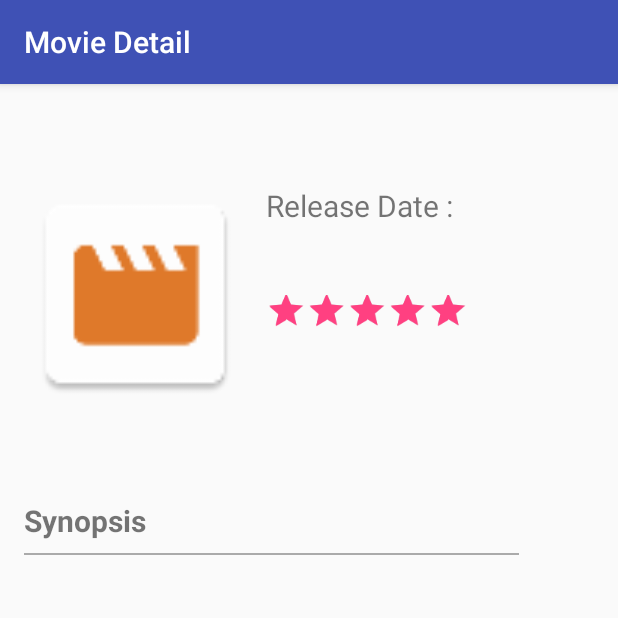
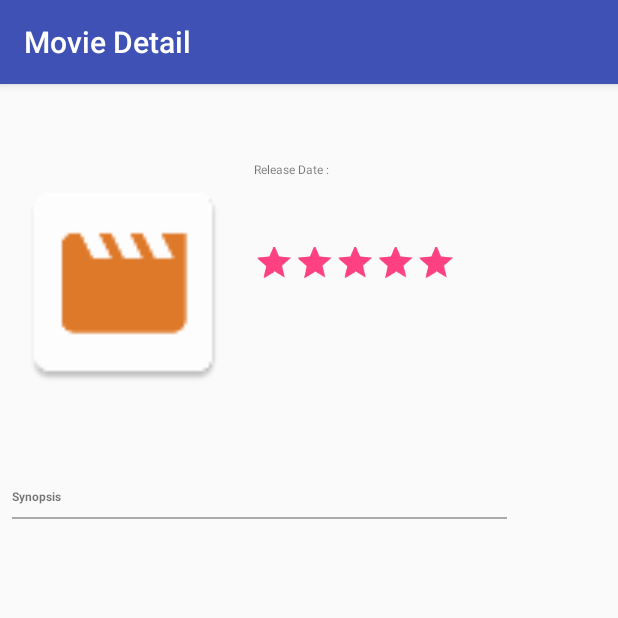
Before and after one commit to zenaufa/Popular-Movie-Phase-1, an Android app: the DetailActivity screen opened directly, with no data from a screen before it, on a phone screen of 412 x 824 dp, the top half of it. Run offline under Robolectric (Android 15) with nearby library versions, the light colour scheme and no system bars; our stand-ins replace Picasso; pictures from the network do not load.

Commit message:
Using dimens on detail activity

```diff
--- a/app/src/main/res/layout/activity_detail.xml
+++ b/app/src/main/res/layout/activity_detail.xml
@@ -1,4 +1,11 @@
 <?xml version="1.0" encoding="utf-8"?>
+
+<ScrollView xmlns:tools="http://schemas.android.com/tools"
+    android:id="@+id/scrollView"
+    android:layout_width="match_parent"
+    android:layout_height="match_parent"
+    android:fillViewport="true"
+    xmlns:android="http://schemas.android.com/apk/res/android">
 
     <android.support.constraint.ConstraintLayout
     xmlns:android="http://schemas.android.com/apk/res/android"
@@ -8,16 +15,17 @@
     android:id="@+id/test"
     android:layout_height="match_parent"
     >
+
         <ImageView
         android:id="@+id/poster"
         android:layout_width="150dp"
         android:layout_height="250dp"
-        android:layout_marginLeft="16dp"
-        android:layout_marginTop="16dp"
+        android:layout_marginLeft="@dimen/margin_image"
+        android:layout_marginTop="@dimen/margin_image"
         app:layout_constraintLeft_toLeftOf="parent"
         app:layout_constraintTop_toTopOf="parent"
         app:srcCompat="@drawable/ic_menu_camera"
-        android:layout_marginStart="16dp" />
+        android:layout_marginStart="@dimen/margin_image" />
 
         <TextView
         android:id="@+id/title"
@@ -26,7 +34,7 @@
         android:layout_marginLeft="11dp"
         android:layout_marginRight="8dp"
         android:layout_marginTop="28dp"
-        android:textSize="20sp"
+        android:textSize="@dimen/text_size_bold"
         android:textStyle="bold"
         app:layout_constraintHorizontal_bias="0.0"
         app:layout_constraintLeft_toRightOf="@+id/poster"
@@ -42,7 +50,7 @@
         android:text="@string/release_date"
         android:layout_marginLeft="11dp"
         android:layout_marginTop="12dp"
-        android:textSize="20sp"
+        android:textSize="@dimen/text_size_bold"
         app:layout_constraintTop_toBottomOf="@+id/title"
         app:layout_constraintLeft_toRightOf="@+id/poster"
         android:layout_marginRight="8dp"
@@ -56,7 +64,7 @@
         android:layout_width="137dp"
         android:layout_height="25dp"
         android:layout_marginTop="8dp"
-        android:textSize="18sp"
+        android:textSize="@dimen/text_size_bold"
         app:layout_constraintTop_toBottomOf="@+id/string_release_date"
         app:layout_constraintLeft_toRightOf="@+id/poster"
         android:layout_marginLeft="11dp"
@@ -76,7 +84,7 @@
         android:layout_marginTop="11dp"
         android:text="Synopsis"
         android:textStyle="bold"
-        android:textSize="20sp"
+        android:textSize="@dimen/text_size_bold"
         app:layout_constraintTop_toBottomOf="@+id/poster"
         app:layout_constraintLeft_toLeftOf="@+id/poster" />
 
@@ -86,14 +94,14 @@
         android:background="@android:color/darker_gray"
         app:layout_constraintTop_toBottomOf="@+id/textSynopsis"
         app:layout_constraintLeft_toLeftOf="@+id/poster"
-        android:layout_marginLeft="0dp"
             android:layout_marginTop="8dp"
         android:id="@+id/view2" />
 
         <ScrollView xmlns:android="http://schemas.android.com/apk/res/android"
-        android:layout_width="wrap_content"
+        android:layout_width="0dp"
         android:layout_height="230dp"
         android:layout_marginTop="7dp"
+            android:layout_marginLeft="2dp"
         android:fillViewport="false"
         android:orientation="vertical"
         app:layout_constraintHorizontal_bias="0.0"
@@ -103,7 +111,7 @@
 
             <TextView
             android:id="@+id/Description"
-            android:layout_width="330dp"
+            android:layout_width="match_parent"
             android:layout_height="wrap_content"
             android:layout_marginLeft="0dp"
             android:layout_marginRight="8dp"
@@ -111,7 +119,7 @@
             android:gravity="right"
             android:text="TextView"
             android:textAlignment="textStart"
-            android:textSize="19sp"
+            android:textSize="@dimen/text_size_content"
             app:layout_constraintHorizontal_bias="0.0"
             app:layout_constraintLeft_toLeftOf="@+id/poster"
             app:layout_constraintRight_toRightOf="parent"
@@ -178,7 +186,7 @@
         android:id="@+id/guideline2"
         app:layout_constraintGuide_begin="408dp"
         android:orientation="vertical"
-        tools:layout_editor_absoluteY="0dp"
+        tools:layout_editor_absoluteY="73dp"
         tools:layout_editor_absoluteX="408dp" />
 
     <view
@@ -186,6 +194,7 @@
         id="@+id/view"
         android:layout_width="wrap_content"
         android:layout_height="wrap_content"
-        tools:layout_editor_absoluteX="235dp"
-        tools:layout_editor_absoluteY="255dp" />
+        tools:layout_editor_absoluteX="0dp"
+        tools:layout_editor_absoluteY="73dp" />
 </android.support.constraint.ConstraintLayout>
+</ScrollView>
```
Lines whose indentation alone changed are shown as unchanged.
